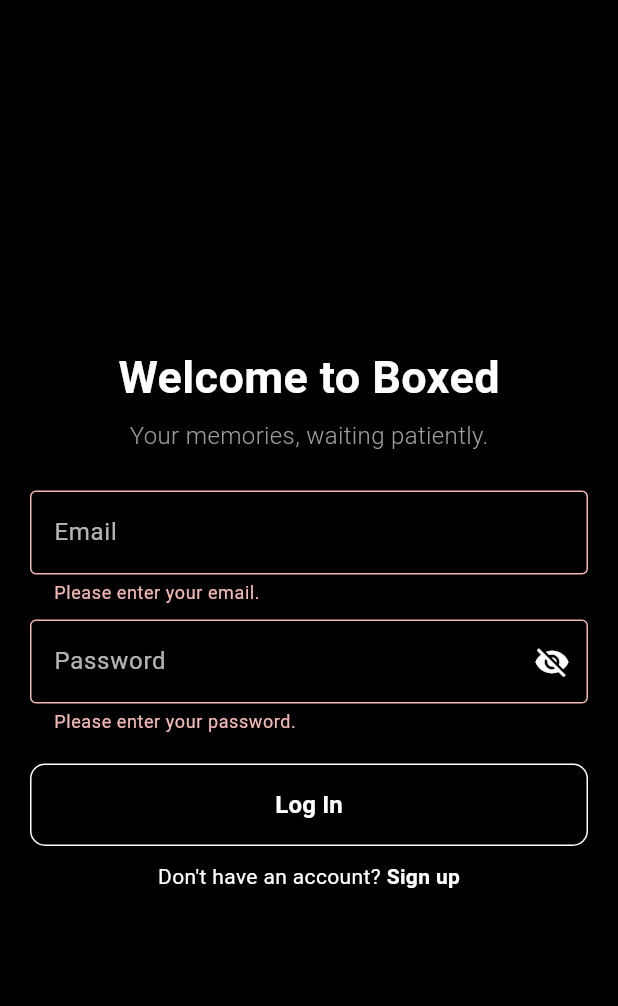
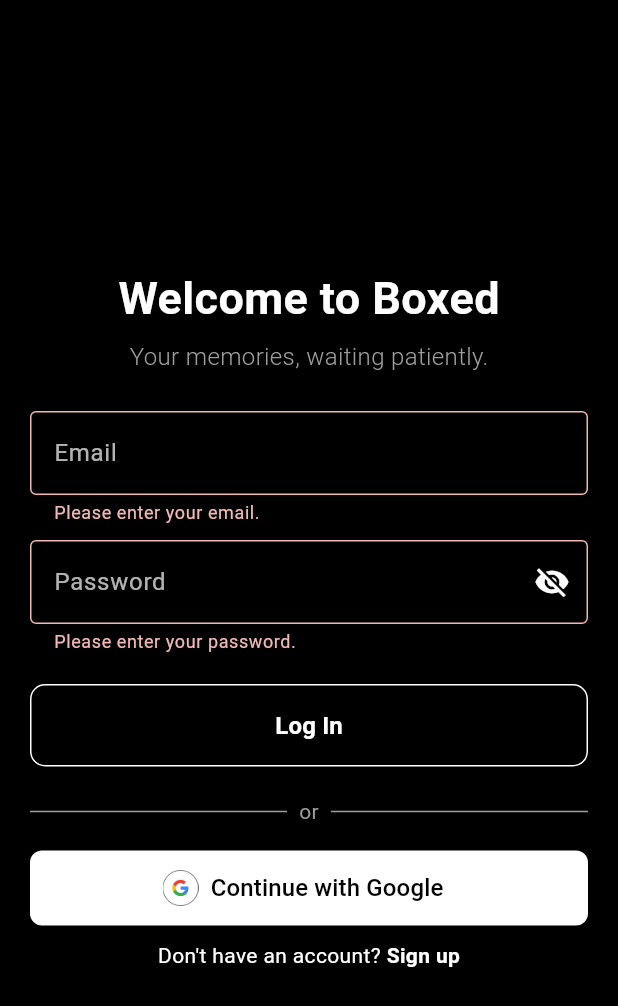
Before and after one commit to shlokmestry/boxed_app, a Flutter app: the screen it shows after launch, after a tap on "Log In", on a phone screen of 412 x 824 dp. Shown: the top 1006 px of the screen. Run offline on Flutter 3.47's test engine with Material 3 defaults, Android fonts, the phone set to English and light mode, and no system bars; our stand-ins replace cloud_firestore, firebase_auth, firebase_core, firebase_messaging, firebase_storage, flutter_local_notifications and 4 more; accounts and stored records are empty.

Commit message:
Implemented AppleSignin and GoogleSignin

```diff
--- a/lib/screens/login_signup.dart
+++ b/lib/screens/login_signup.dart
@@ -4,6 +4,10 @@ import 'home_screen.dart';
 import 'package:firebase_auth/firebase_auth.dart';
 import 'package:cloud_firestore/cloud_firestore.dart';
 import 'package:firebase_messaging/firebase_messaging.dart';
+import 'dart:io';
+import 'package:google_sign_in/google_sign_in.dart';
+import 'package:sign_in_with_apple/sign_in_with_apple.dart';
+
 
 class LoginSignup extends StatefulWidget {
   const LoginSignup({super.key});
@@ -50,6 +54,98 @@ class _LoginSignupState extends State<LoginSignup> {
       passwordError = passwordMsg;
     });
   }
+
+  Future<void> _signInWithGoogle() async {
+  try {
+    final googleUser = await GoogleSignIn().signIn();
+    if (googleUser == null) return;
+
+    final googleAuth = await googleUser.authentication;
+    final credential = GoogleAuthProvider.credential(
+      accessToken: googleAuth.accessToken,
+      idToken: googleAuth.idToken,
+    );
+
+    final userCred = await FirebaseAuth.instance.signInWithCredential(credential);
+    final user = userCred.user;
+
+    if (user != null) {
+      final docRef = FirebaseFirestore.instance.collection('users').doc(user.uid);
+      final doc = await docRef.get();
+
+      if (!doc.exists) {
+        final now = Timestamp.now();
+        await docRef.set({
+          'firstName': user.displayName?.split(' ').first ?? '',
+          'lastName': user.displayName?.split(' ').last ?? '',
+          'username': user.email?.split('@').first ?? '',
+          'email': user.email,
+          'photoUrl': user.photoURL,
+          'bio': '',
+          'createdAt': now,
+          'darkMode': false,
+        });
+      }
+
+      Navigator.pushReplacement(
+        context,
+        MaterialPageRoute(builder: (_) => const HomeScreen()),
+      );
+    }
+  } catch (e) {
+    ScaffoldMessenger.of(context).showSnackBar(
+      SnackBar(content: Text('Google sign-in failed: $e')),
+    );
+  }
+}
+
+
+Future<void> _signInWithApple() async {
+  try {
+    final appleCredential = await SignInWithApple.getAppleIDCredential(
+      scopes: [AppleIDAuthorizationScopes.email, AppleIDAuthorizationScopes.fullName],
+    );
+
+    final oauthCredential = OAuthProvider("apple.com").credential(
+      idToken: appleCredential.identityToken,
+      accessToken: appleCredential.authorizationCode,
+    );
+
+    final userCred = await FirebaseAuth.instance.signInWithCredential(oauthCredential);
+    final user = userCred.user;
+
+    if (user != null) {
+      final docRef = FirebaseFirestore.instance.collection('users').doc(user.uid);
+      final doc = await docRef.get();
+
+      if (!doc.exists) {
+        final now = Timestamp.now();
+        await docRef.set({
+          'firstName': appleCredential.givenName ?? '',
+          'lastName': appleCredential.familyName ?? '',
+          'username': user.email?.split('@').first ?? 'apple_user',
+          'email': user.email,
+          'photoUrl': null,
+          'bio': '',
+          'createdAt': now,
+          'darkMode': false,
+        });
+      }
+
+      Navigator.pushReplacement(
+        context,
+        MaterialPageRoute(builder: (_) => const HomeScreen()),
+      );
+    }
+  } catch (e) {
+    ScaffoldMessenger.of(context).showSnackBar(
+      SnackBar(content: Text('Apple sign-in failed: $e')),
+    );
+  }
+}
+
+
+
 
   @override
   Widget build(BuildContext context) {
@@ -234,6 +330,50 @@ class _LoginSignupState extends State<LoginSignup> {
                   }
                 },
               ),
+
+              const SizedBox(height: 20),
+Row(children: <Widget>[
+  Expanded(child: Divider(color: Colors.grey)),
+  const Padding(
+    padding: EdgeInsets.symmetric(horizontal: 8),
+    child: Text('or', style: TextStyle(color: Colors.grey)),
+  ),
+  Expanded(child: Divider(color: Colors.grey)),
+]),
+const SizedBox(height: 16),
+
+if (Platform.isIOS)
+  Column(
+    children: [
+      SizedBox(
+  width: double.infinity,
+  height: 50,
+  child: OutlinedButton.icon(
+    onPressed: _signInWithApple,
+    icon: const Icon(Icons.apple, color: Colors.black),
+    label: const Text(
+      "Continue with Apple",
+      style: TextStyle(fontSize: 16, fontWeight: FontWeight.w500),
+    ),
+    style: OutlinedButton.styleFrom(
+      backgroundColor: Colors.white,
+      foregroundColor: Colors.black,
+      side: const BorderSide(color: Colors.transparent),
+      shape: RoundedRectangleBorder(
+        borderRadius: BorderRadius.circular(8),
+      ),
+    ),
+  ),
+),
+
+      SizedBox(height: 10),
+      _googleButton(),
+    ],
+  )
+else
+  _googleButton(),
+
+
               const SizedBox(height: 10),
               Row(
                 mainAxisAlignment: MainAxisAlignment.center,
@@ -268,4 +408,28 @@ class _LoginSignupState extends State<LoginSignup> {
       ),
     );
   }
+Widget _googleButton() {
+  return SizedBox(
+    width: double.infinity,
+    height: 50,
+    child: OutlinedButton.icon(
+      onPressed: _signInWithGoogle,
+      icon: Image.asset('assets/google_icon.png', height: 24),
+      label: const Text(
+        "Continue with Google",
+        style: TextStyle(fontSize: 16, fontWeight: FontWeight.w500),
+      ),
+      style: OutlinedButton.styleFrom(
+        foregroundColor: Colors.black,
+        backgroundColor: Colors.white,
+        side: const BorderSide(color: Colors.transparent),
+        shape: RoundedRectangleBorder(
+          borderRadius: BorderRadius.circular(8),
+        ),
+      ),
+    ),
+  );
 }
+
+
+}
--- a/lib/screens/splash_screen.dart
+++ b/lib/screens/splash_screen.dart
@@ -17,7 +17,7 @@ class _SplashScreenState extends State<SplashScreen> {
     Future.delayed(const Duration(seconds: 2), () {
       final user = FirebaseAuth.instance.currentUser;
       if (user != null) {
-        Navigator.pushReplacement(context, MaterialPageRoute(builder: (_) => const HomeScreen()));
+        Navigator.pushReplacement(context, MaterialPageRoute(builder: (_) => const LoginSignup()));
       } else {
         Navigator.pushReplacement(context, MaterialPageRoute(builder: (_) => const LoginSignup()));
       }
```
Also changed, not shown: pubspec.yaml (+5 -4 lines), assets/google_icon.png (added), pubspec.lock, 240 other files.
